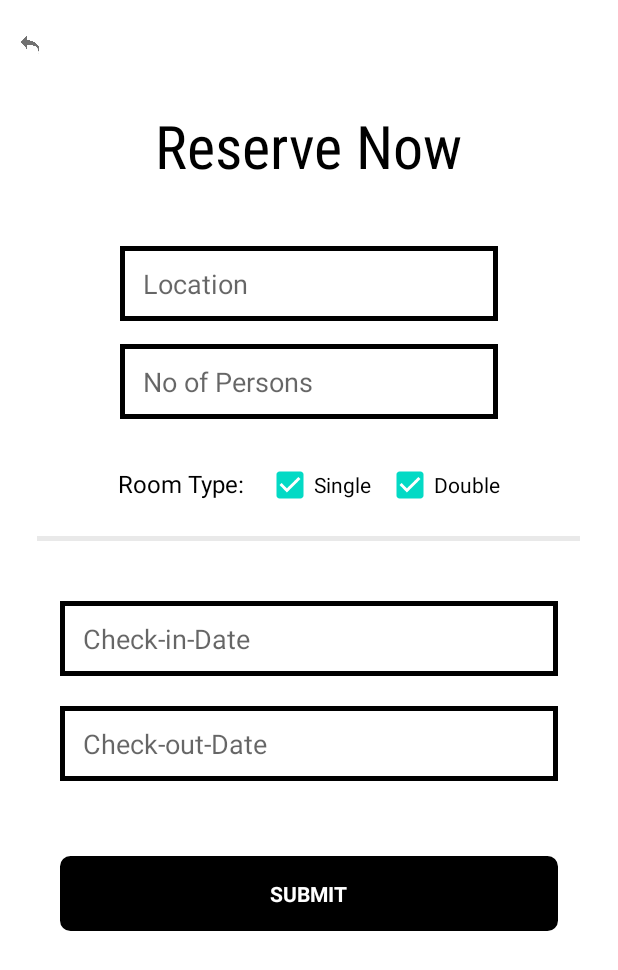
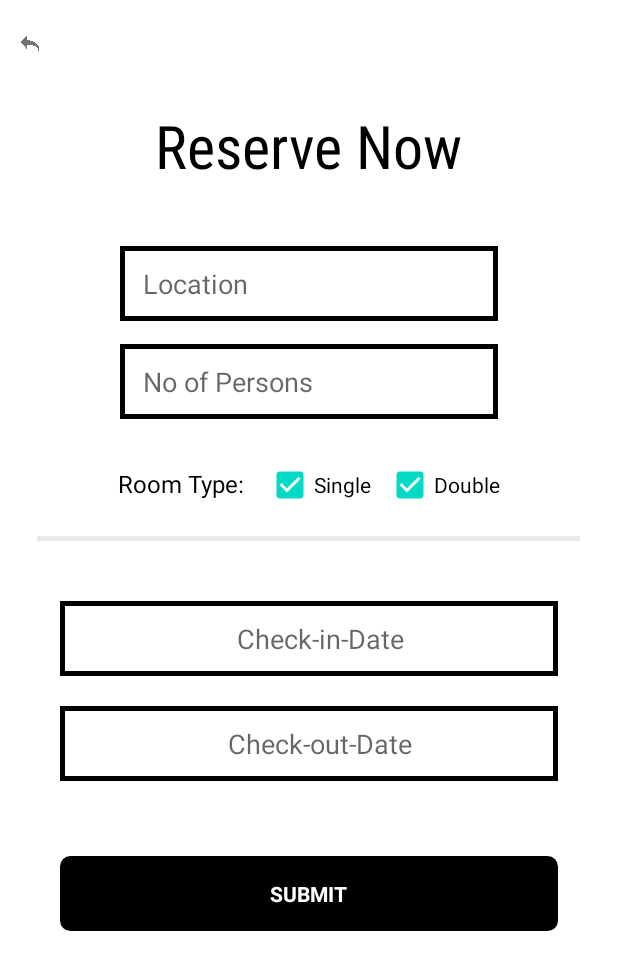
Before and after one commit to SameetAsadullah/Braille-Translator, an Android app: the Reserve_Screen screen opened directly, with no data from a screen before it, on a phone screen of 412 x 824 dp. Shown: the top 970 px of the screen. Run offline under Robolectric (Android 15) with nearby library versions, the light colour scheme and no system bars.

Commit message:
update project files

```diff
--- a/app/src/main/res/layout/activity_reserve_screen.xml
+++ b/app/src/main/res/layout/activity_reserve_screen.xml
@@ -133,7 +133,8 @@
             android:layout_height="match_parent"
             android:layout_marginStart="15dp"
             android:background="@null"
-            android:hint="Check-in-Date" />
+            android:hint="Check-in-Date"
+            android:gravity="center"/>
     </RelativeLayout>
 
     <RelativeLayout
@@ -155,7 +156,8 @@
             android:layout_height="match_parent"
             android:layout_marginStart="15dp"
             android:background="@null"
-            android:hint="Check-out-Date" />
+            android:hint="Check-out-Date"
+            android:gravity="center"/>
     </RelativeLayout>
 
     <RelativeLayout
```
